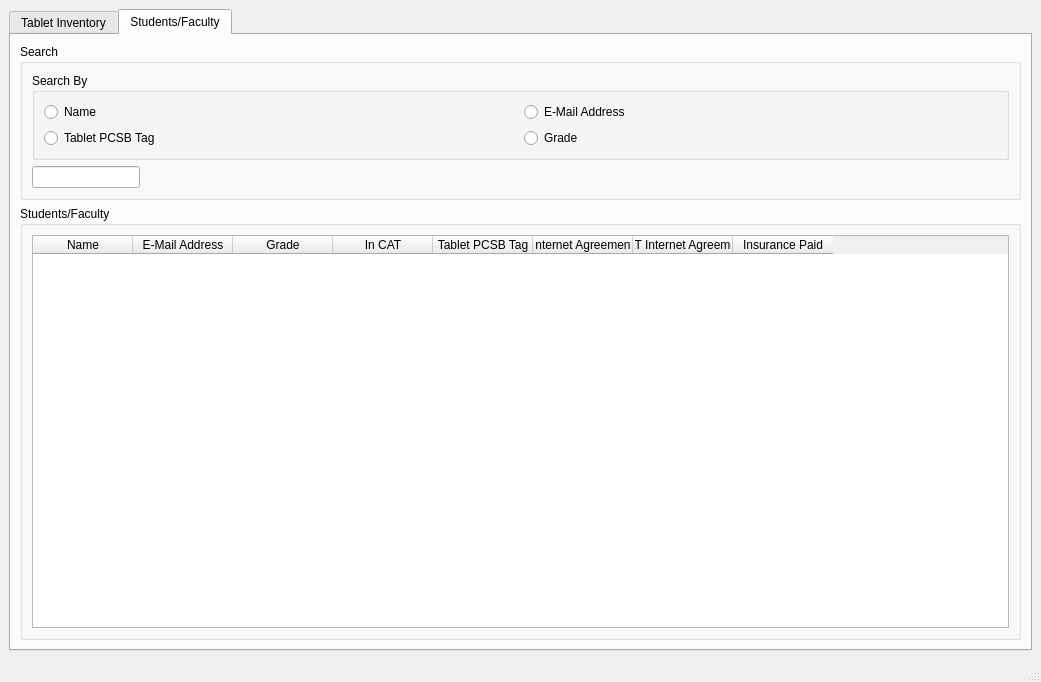
First picture: the form in net_mainwindow.ui, repository lachbr/lhs-cat-tablet-inventory, before the edit.
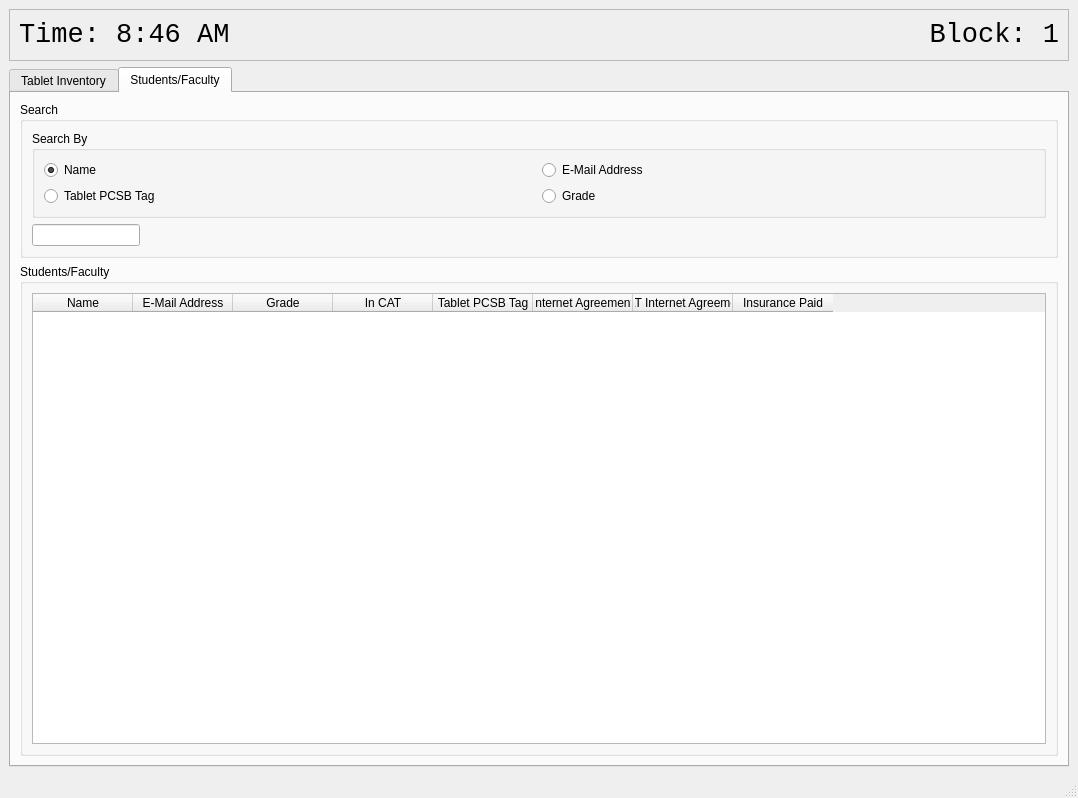
Second picture: the form after the edit.

Commit message: netclient: Add functioning clock and current block labels

The edit to the form file:
```diff
--- a/net_mainwindow.ui
+++ b/net_mainwindow.ui
@@ -6,8 +6,8 @@
    <rect>
     <x>0</x>
     <y>0</y>
-    <width>1041</width>
-    <height>682</height>
+    <width>1078</width>
+    <height>798</height>
    </rect>
   </property>
   <property name="windowTitle">
@@ -15,7 +15,7 @@
   </property>
   <widget class="QWidget" name="centralwidget">
    <layout class="QGridLayout" name="gridLayout">
-    <item row="0" column="0">
+    <item row="9" column="0">
      <widget class="QTabWidget" name="tabWidget">
       <property name="currentIndex">
        <number>1</number>
@@ -158,6 +158,9 @@
                 <property name="text">
                  <string>Name</string>
                 </property>
+                <property name="checked">
+                 <bool>true</bool>
+                </property>
                </widget>
               </item>
               <item row="1" column="0">
@@ -269,6 +272,51 @@
       </widget>
      </widget>
     </item>
+    <item row="3" column="0">
+     <widget class="QFrame" name="frame">
+      <property name="frameShape">
+       <enum>QFrame::StyledPanel</enum>
+      </property>
+      <property name="frameShadow">
+       <enum>QFrame::Raised</enum>
+      </property>
+      <layout class="QHBoxLayout" name="horizontalLayout">
+       <item>
+        <widget class="QLabel" name="timeLabel">
+         <property name="font">
+          <font>
+           <family>Consolas</family>
+           <pointsize>20</pointsize>
+           <weight>50</weight>
+           <bold>false</bold>
+          </font>
+         </property>
+         <property name="text">
+          <string>Time: 8:46 AM</string>
+         </property>
+        </widget>
+       </item>
+       <item>
+        <widget class="QLabel" name="blockLabel">
+         <property name="font">
+          <font>
+           <family>Consolas</family>
+           <pointsize>20</pointsize>
+           <weight>50</weight>
+           <bold>false</bold>
+          </font>
+         </property>
+         <property name="text">
+          <string>Block: 1</string>
+         </property>
+         <property name="alignment">
+          <set>Qt::AlignRight|Qt::AlignTrailing|Qt::AlignVCenter</set>
+         </property>
+        </widget>
+       </item>
+      </layout>
+     </widget>
+    </item>
    </layout>
   </widget>
   <widget class="QStatusBar" name="statusbar"/>
```
Left out of the diff: 3 changed lines with no effect on the pictures. The commit also changes 2 other files.
